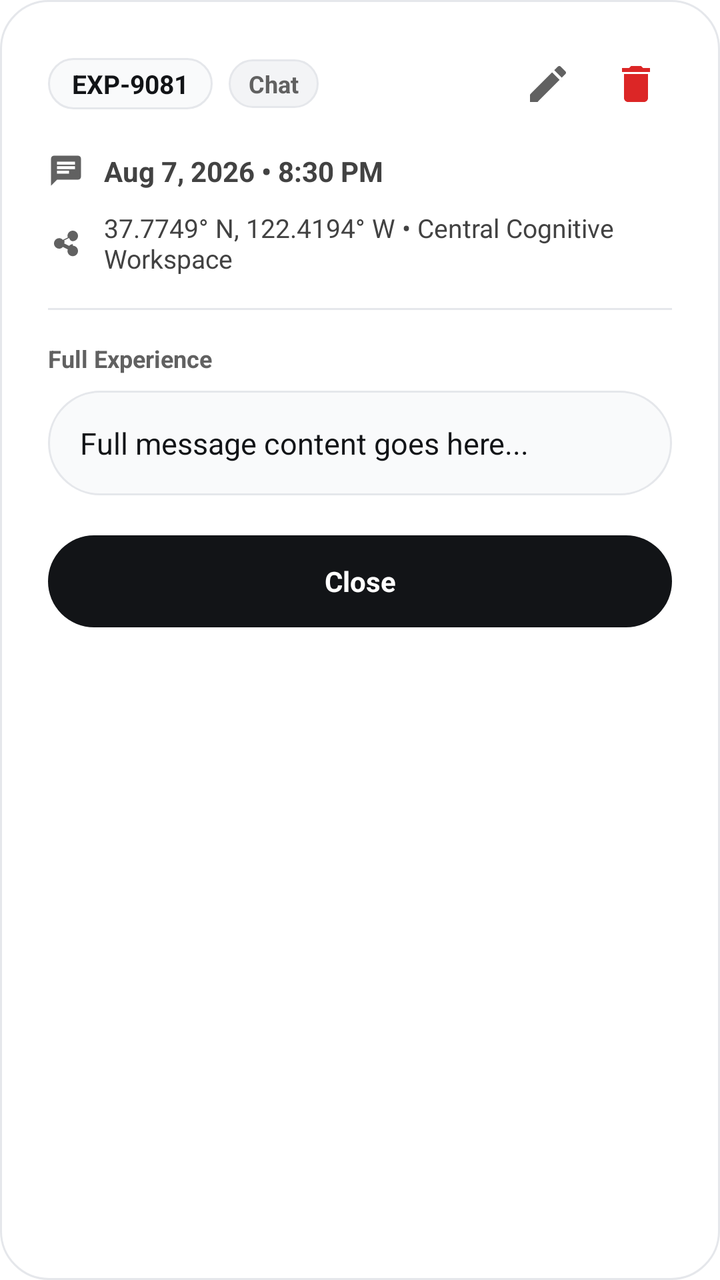
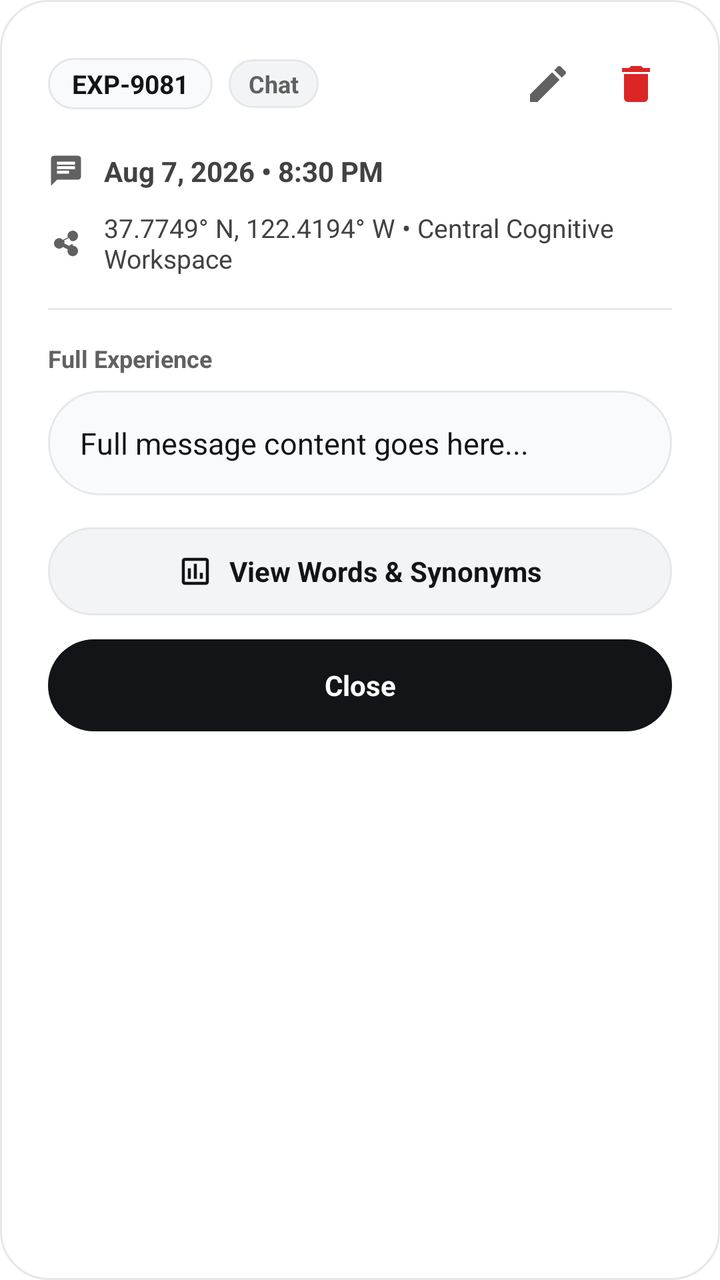

Screens rendered from an Android XML layout before and after an edit, with the pre-edit source and the edit as a unified diff.
<!-- AndroidManifest.xml: application theme Theme.AppTempeLate -->
<!-- res/layout/dialog_memory_detail.xml -->
<?xml version="1.0" encoding="utf-8"?>
<LinearLayout xmlns:android="http://schemas.android.com/apk/res/android"
    xmlns:app="http://schemas.android.com/apk/res-auto"
    android:layout_width="match_parent"
    android:layout_height="wrap_content"
    android:background="@drawable/bg_dialog_rounded"
    android:orientation="vertical"
    android:padding="24dp">

    
    <RelativeLayout
        android:layout_width="match_parent"
        android:layout_height="wrap_content">

        
        <LinearLayout
            android:layout_width="wrap_content"
            android:layout_height="wrap_content"
            android:layout_alignParentStart="true"
            android:layout_centerVertical="true"
            android:gravity="center_vertical"
            android:orientation="horizontal">

            <TextView
                android:id="@+id/tvDetailExpId"
                android:layout_width="wrap_content"
                android:layout_height="wrap_content"
                android:background="@drawable/bg_profile_avatar_rounded"
                android:paddingHorizontal="12dp"
                android:paddingVertical="4dp"
                android:text="EXP-9081"
                android:textColor="#121417"
                android:textSize="13sp"
                android:textStyle="bold" />

            <TextView
                android:id="@+id/tvDetailTag"
                android:layout_width="wrap_content"
                android:layout_height="wrap_content"
                android:layout_marginStart="8dp"
                android:background="@drawable/bg_tag_rounded"
                android:paddingHorizontal="10dp"
                android:paddingVertical="4dp"
                android:text="Chat"
                android:textColor="#616161"
                android:textSize="12sp"
                android:textStyle="bold" />

        </LinearLayout>

        
        <LinearLayout
            android:layout_width="wrap_content"
            android:layout_height="wrap_content"
            android:layout_alignParentEnd="true"
            android:layout_centerVertical="true"
            android:gravity="center_vertical"
            android:orientation="horizontal">

            
            <ImageButton
                android:id="@+id/ibDetailEdit"
                android:layout_width="36dp"
                android:layout_height="36dp"
                android:background="?attr/selectableItemBackgroundBorderless"
                android:contentDescription="Edit Experience"
                android:padding="7dp"
                android:src="@drawable/ic_edit"
                app:tint="#616161" />

            
            <ImageButton
                android:id="@+id/ibDetailDelete"
                android:layout_width="36dp"
                android:layout_height="36dp"
                android:layout_marginStart="8dp"
                android:background="?attr/selectableItemBackgroundBorderless"
                android:contentDescription="Delete Experience"
                android:padding="7dp"
                android:src="@drawable/ic_trash"
                app:tint="#DC2626" />

        </LinearLayout>

    </RelativeLayout>

    
    <LinearLayout
        android:layout_width="match_parent"
        android:layout_height="wrap_content"
        android:layout_marginTop="16dp"
        android:gravity="center_vertical"
        android:orientation="horizontal">

        <ImageView
            android:layout_width="18dp"
            android:layout_height="18dp"
            android:src="@drawable/ic_chat_history"
            app:tint="#616161"
            android:contentDescription="Time Icon" />

        <TextView
            android:id="@+id/tvDetailTimestamp"
            android:layout_width="wrap_content"
            android:layout_height="wrap_content"
            android:layout_marginStart="10dp"
            android:text="Aug 7, 2026 • 8:30 PM"
            android:textColor="#424242"
            android:textSize="14sp"
            android:textStyle="bold" />

    </LinearLayout>

    
    <LinearLayout
        android:layout_width="match_parent"
        android:layout_height="wrap_content"
        android:layout_marginTop="10dp"
        android:gravity="center_vertical"
        android:orientation="horizontal">

        <ImageView
            android:layout_width="18dp"
            android:layout_height="18dp"
            android:src="@drawable/ic_connections"
            app:tint="#616161"
            android:contentDescription="Location Icon" />

        <TextView
            android:id="@+id/tvDetailLocation"
            android:layout_width="wrap_content"
            android:layout_height="wrap_content"
            android:layout_marginStart="10dp"
            android:text="37.7749° N, 122.4194° W • Central Cognitive Workspace"
            android:textColor="#424242"
            android:textSize="13sp" />

    </LinearLayout>

    <View
        android:layout_width="match_parent"
        android:layout_height="1dp"
        android:layout_marginVertical="16dp"
        android:background="#E5E7EB" />

    
    <TextView
        android:layout_width="wrap_content"
        android:layout_height="wrap_content"
        android:text="Full Experience"
        android:textColor="#616161"
        android:textSize="12sp"
        android:textStyle="bold" />

    
    <ScrollView
        android:layout_width="match_parent"
        android:layout_height="wrap_content"
        android:layout_marginTop="8dp"
        android:maxHeight="220dp">

        <TextView
            android:id="@+id/tvDetailFullMessage"
            android:layout_width="match_parent"
            android:layout_height="wrap_content"
            android:background="@drawable/bg_floating_chat_box"
            android:lineSpacingExtra="4dp"
            android:padding="16dp"
            android:text="Full message content goes here..."
            android:textColor="#121417"
            android:textSize="15sp" />

    </ScrollView>

    
    <TextView
        android:id="@+id/btnDetailClose"
        android:layout_width="match_parent"
        android:layout_height="46dp"
        android:layout_marginTop="20dp"
        android:background="@drawable/bg_button_save_pill"
        android:clickable="true"
        android:focusable="true"
        android:gravity="center"
        android:text="Close"
        android:textColor="#FFFFFF"
        android:textSize="14sp"
        android:textStyle="bold" />

</LinearLayout>
<!-- resources referenced by this layout -->
<resources>
  <!-- drawable bg_button_save_pill (drawable) -->
  <?xml version="1.0" encoding="utf-8"?>
  <ripple xmlns:android="http://schemas.android.com/apk/res/android"
      android:color="#374151">
      <item>
          <shape android:shape="rectangle">
              <solid android:color="#121417" />
              <corners android:radius="24dp" />
          </shape>
      </item>
  </ripple>
  <!-- drawable bg_dialog_rounded (drawable) -->
  <?xml version="1.0" encoding="utf-8"?>
  <shape xmlns:android="http://schemas.android.com/apk/res/android"
      android:shape="rectangle">
      <solid android:color="#FFFFFF" />
      <corners android:radius="24dp" />
      <stroke
          android:width="1dp"
          android:color="#E5E7EB" />
  </shape>
  <!-- drawable bg_floating_chat_box (drawable) -->
  <?xml version="1.0" encoding="utf-8"?>
  <shape xmlns:android="http://schemas.android.com/apk/res/android"
      android:shape="rectangle">
      <solid android:color="#F9FAFB" />
      <corners android:radius="28dp" />
      <stroke
          android:width="1dp"
          android:color="#E5E7EB" />
  </shape>
  <!-- drawable bg_profile_avatar_rounded (drawable) -->
  <?xml version="1.0" encoding="utf-8"?>
  <shape xmlns:android="http://schemas.android.com/apk/res/android"
      android:shape="rectangle">
      <solid android:color="#F9FAFB" />
      <corners android:radius="16dp" />
      <stroke
          android:width="1dp"
          android:color="#E5E7EB" />
  </shape>
  <!-- drawable bg_tag_rounded (drawable) -->
  <?xml version="1.0" encoding="utf-8"?>
  <shape xmlns:android="http://schemas.android.com/apk/res/android"
      android:shape="rectangle">
      <solid android:color="#F3F4F6" />
      <corners android:radius="12dp" />
      <stroke
          android:width="1dp"
          android:color="#E5E7EB" />
  </shape>
  <!-- drawable ic_chat_history (drawable) -->
  <vector xmlns:android="http://schemas.android.com/apk/res/android"
      android:width="24dp"
      android:height="24dp"
      android:viewportWidth="24"
      android:viewportHeight="24">
    <path
        android:fillColor="#424242"
        android:pathData="M20,2H4c-1.1,0 -1.99,0.9 -1.99,2L2,22l4,-4h14c1.1,0 2,-0.9 2,-2V4c0,-1.1 -0.9,-2 -2,-2zM6,9h12v2H6V9zm8,5H6v-2h8v2zm4,-6H6V6h12v2z"/>
  </vector>
  <!-- drawable ic_trash (drawable) -->
  <vector xmlns:android="http://schemas.android.com/apk/res/android"
      android:width="24dp"
      android:height="24dp"
      android:viewportWidth="24"
      android:viewportHeight="24">
    <path
        android:fillColor="#121417"
        android:pathData="M6,19c0,1.1 0.9,2 2,2h8c1.1,0 2,-0.9 2,-2V7H6v12zM19,4h-3.5l-1,-1h-5l-1,1H5v2h14V4z"/>
  </vector>
  <color name="white">#FFFFFF</color>
  <!-- unchanged entries left out for length: 3 -->
</resources>

<!-- the commit's change to res/layout/dialog_memory_detail.xml (unified diff, before → after) -->
@@ -157,7 +157,7 @@
         android:layout_width="match_parent"
         android:layout_height="wrap_content"
         android:layout_marginTop="8dp"
-        android:maxHeight="220dp">
+        android:maxHeight="200dp">
 
         <TextView
             android:id="@+id/tvDetailFullMessage"
@@ -173,11 +173,41 @@
     </ScrollView>
 
     
+    <LinearLayout
+        android:id="@+id/btnDetailWordsSynonyms"
+        android:layout_width="match_parent"
+        android:layout_height="44dp"
+        android:layout_marginTop="16dp"
+        android:background="@drawable/bg_button_cancel_pill"
+        android:clickable="true"
+        android:focusable="true"
+        android:gravity="center"
+        android:orientation="horizontal">
+
+        <ImageView
+            android:layout_width="18dp"
+            android:layout_height="18dp"
+            android:src="@drawable/ic_insights"
+            app:tint="#121417"
+            android:contentDescription="Words Icon" />
+
+        <TextView
+            android:layout_width="wrap_content"
+            android:layout_height="wrap_content"
+            android:layout_marginStart="8dp"
+            android:text="View Words &amp; Synonyms"
+            android:textColor="#121417"
+            android:textSize="14sp"
+            android:textStyle="bold" />
+
+    </LinearLayout>
+
+    
     <TextView
         android:id="@+id/btnDetailClose"
         android:layout_width="match_parent"
         android:layout_height="46dp"
-        android:layout_marginTop="20dp"
+        android:layout_marginTop="12dp"
         android:background="@drawable/bg_button_save_pill"
         android:clickable="true"
         android:focusable="true"
<!-- resource entries referenced after the edit -->
@@ -1,5 +1,19 @@
 <!-- resources referenced by this layout -->
 <resources>
+  <!-- drawable bg_button_cancel_pill (drawable) -->
+  <?xml version="1.0" encoding="utf-8"?>
+  <ripple xmlns:android="http://schemas.android.com/apk/res/android"
+      android:color="#E5E7EB">
+      <item>
+          <shape android:shape="rectangle">
+              <solid android:color="#F3F4F6" />
+              <corners android:radius="24dp" />
+              <stroke
+                  android:width="1dp"
+                  android:color="#E5E7EB" />
+          </shape>
+      </item>
+  </ripple>
   <!-- drawable bg_button_save_pill (drawable) -->
   <?xml version="1.0" encoding="utf-8"?>
   <ripple xmlns:android="http://schemas.android.com/apk/res/android"
@@ -61,6 +75,16 @@
         android:fillColor="#424242"
         android:pathData="M20,2H4c-1.1,0 -1.99,0.9 -1.99,2L2,22l4,-4h14c1.1,0 2,-0.9 2,-2V4c0,-1.1 -0.9,-2 -2,-2zM6,9h12v2H6V9zm8,5H6v-2h8v2zm4,-6H6V6h12v2z"/>
   </vector>
+  <!-- drawable ic_insights (drawable) -->
+  <vector xmlns:android="http://schemas.android.com/apk/res/android"
+      android:width="24dp"
+      android:height="24dp"
+      android:viewportWidth="24"
+      android:viewportHeight="24">
+    <path
+        android:fillColor="#424242"
+        android:pathData="M19,3H5C3.9,3 3,3.9 3,5v14c0,1.1 0.9,2 2,2h14c1.1,0 2,-0.9 2,-2V5c0,-1.1 -0.9,-2 -2,-2zm0,16H5V5h14v14zM7,10h2v7H7zm4,-3h2v10h-2zm4,6h2v4h-2z"/>
+  </vector>
   <!-- drawable ic_trash (drawable) -->
   <vector xmlns:android="http://schemas.android.com/apk/res/android"
       android:width="24dp"
